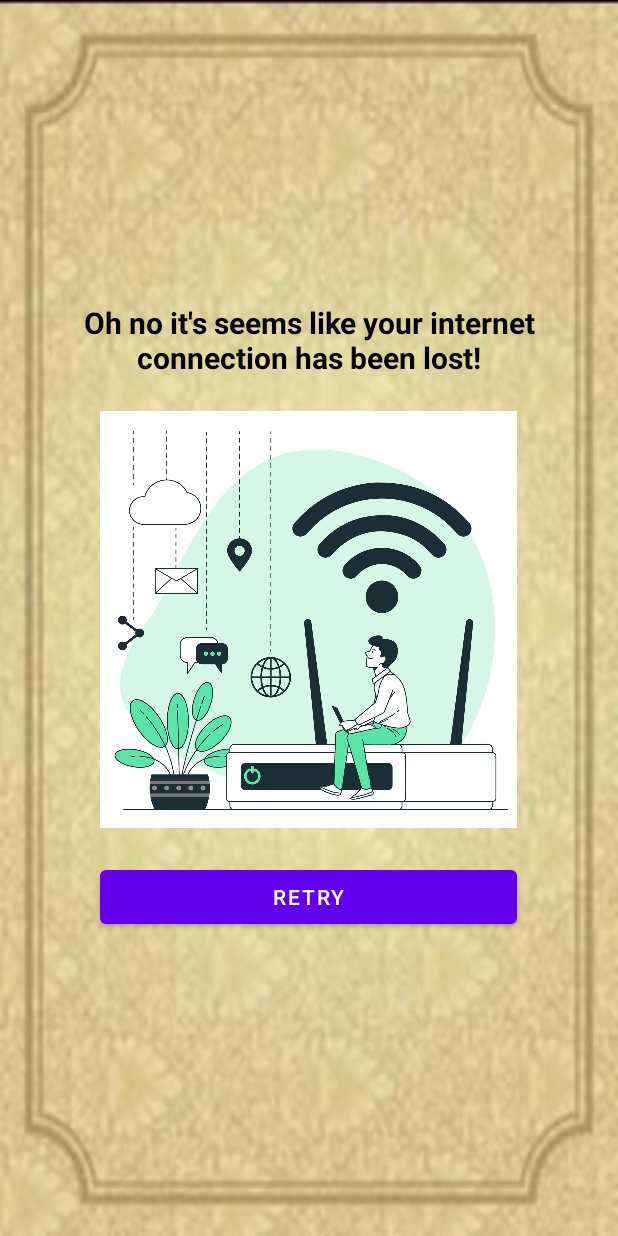
After one commit to oryozana/FitnessIsUs, an Android app: the layout alert_dialog_no_internet.xml on its own in the app's theme, with its tools: preview values and no code run, on a phone screen of 412 x 824 dp. The commit adds this screen. Run offline under Robolectric (Android 15) with nearby library versions, the phone set to English and light mode, and no system bars.

Commit message:
AsyncClass save process seems to fully work now. User function got some changes to help.
customAlertDialog for no internet connection added.
NetworkConnectionReceiver got changes accordingly.

Some layouts names changed.

```diff
--- a/app/src/main/java/com/example/fitnessisus/CustomMealsFragment.java
+++ b/app/src/main/java/com/example/fitnessisus/CustomMealsFragment.java
@@ -305,7 +305,7 @@ public class CustomMealsFragment extends Fragment implements View.OnClickListene
 
         Ingredient tmpIngredient = new Ingredient(ingredient);
 
-        View customAlertDialog = LayoutInflater.from(getActivity()).inflate(R.layout.ingredient_overview_alert_dialog, null);
+        View customAlertDialog = LayoutInflater.from(getActivity()).inflate(R.layout.alert_dialog_ingredient_overview, null);
         TextView tvAlertDialogIngredientName = (TextView) customAlertDialog.findViewById(R.id.tvAlertDialogIngredientName);
         tvAlertDialogIngredientName.setText("Name: " + ingredient.getName());
         TextView tvAlertDialogIngredientCalories = (TextView) customAlertDialog.findViewById(R.id.tvAlertDialogIngredientCalories);
--- a/app/src/main/java/com/example/fitnessisus/FoodSelectionFragment.java
+++ b/app/src/main/java/com/example/fitnessisus/FoodSelectionFragment.java
@@ -256,7 +256,7 @@ public class FoodSelectionFragment extends Fragment implements View.OnClickListe
 
         Ingredient tmpIngredient = new Ingredient(ingredient);
 
-        View customAlertDialog = LayoutInflater.from(getActivity()).inflate(R.layout.ingredient_overview_alert_dialog, null);
+        View customAlertDialog = LayoutInflater.from(getActivity()).inflate(R.layout.alert_dialog_ingredient_overview, null);
         TextView tvAlertDialogIngredientName = (TextView) customAlertDialog.findViewById(R.id.tvAlertDialogIngredientName);
         tvAlertDialogIngredientName.setText("Name: " + ingredient.getName());
         TextView tvAlertDialogIngredientCalories = (TextView) customAlertDialog.findViewById(R.id.tvAlertDialogIngredientCalories);
--- a/app/src/main/java/com/example/fitnessisus/IngredientListAdapter.java
+++ b/app/src/main/java/com/example/fitnessisus/IngredientListAdapter.java
@@ -15,7 +15,7 @@ import java.util.ArrayList;
 public class IngredientListAdapter extends ArrayAdapter<Ingredient> {
 
     public IngredientListAdapter(Context context, ArrayList<Ingredient> ingredients){
-        super(context, R.layout.basic_ingredient_list_view, ingredients);
+        super(context, R.layout.list_view_basic_ingredient, ingredients);
     }
 
     @NonNull
@@ -23,7 +23,7 @@ public class IngredientListAdapter extends ArrayAdapter<Ingredient> {
     public View getView(int position, @NonNull View convertView, @NonNull ViewGroup parent){
         Ingredient ingredient = getItem(position);
         if(convertView == null)
-            convertView = LayoutInflater.from(getContext()).inflate(R.layout.basic_ingredient_list_view, parent, false);
+            convertView = LayoutInflater.from(getContext()).inflate(R.layout.list_view_basic_ingredient, parent, false);
 
         ImageView civIngredientImage = convertView.findViewById(R.id.civIngredientImage);
         TextView tvIngredientName = convertView.findViewById(R.id.tvListIngredientName);
--- a/app/src/main/java/com/example/fitnessisus/MealCirclesListAdapter.java
+++ b/app/src/main/java/com/example/fitnessisus/MealCirclesListAdapter.java
@@ -5,7 +5,6 @@ import android.view.LayoutInflater;
 import android.view.View;
 import android.view.ViewGroup;
 import android.widget.ArrayAdapter;
-import android.widget.ImageButton;
 import android.widget.TextView;
 
 import androidx.annotation.NonNull;
@@ -14,7 +13,7 @@ import java.util.ArrayList;
 
 public class MealCirclesListAdapter extends ArrayAdapter<Meal> {
     public MealCirclesListAdapter(Context context, ArrayList<Meal> meals){
-        super(context, R.layout.circles_meal_list_view, meals);
+        super(context, R.layout.list_view_circles_meal, meals);
     }
 
     @NonNull
@@ -22,7 +21,7 @@ public class MealCirclesListAdapter extends ArrayAdapter<Meal> {
     public View getView(int position, @NonNull View convertView, @NonNull ViewGroup parent){
         Meal meal = getItem(position);
         if(convertView == null)
-            convertView = LayoutInflater.from(getContext()).inflate(R.layout.circles_meal_list_view, parent, false);
+            convertView = LayoutInflater.from(getContext()).inflate(R.layout.list_view_circles_meal, parent, false);
 
         TextView tvMealName = convertView.findViewById(R.id.tvCircleListMealName);
         TextView tvMealDescription = convertView.findViewById(R.id.tvCircleListMealDescription);
--- a/app/src/main/java/com/example/fitnessisus/MealListAdapter.java
+++ b/app/src/main/java/com/example/fitnessisus/MealListAdapter.java
@@ -13,7 +13,7 @@ import java.util.ArrayList;
 
 public class MealListAdapter extends ArrayAdapter<Meal> {
     public MealListAdapter(Context context, ArrayList<Meal> meals){
-        super(context, R.layout.basic_meal_list_view, meals);
+        super(context, R.layout.list_view_basic_meal, meals);
     }
 
     @NonNull
@@ -21,7 +21,7 @@ public class MealListAdapter extends ArrayAdapter<Meal> {
     public View getView(int position, @NonNull View convertView, @NonNull ViewGroup parent){
         Meal meal = getItem(position);
         if(convertView == null)
-            convertView = LayoutInflater.from(getContext()).inflate(R.layout.basic_meal_list_view, parent, false);
+            convertView = LayoutInflater.from(getContext()).inflate(R.layout.list_view_basic_meal, parent, false);
 
         TextView tvMealName = convertView.findViewById(R.id.tvListMealName);
         TextView tvMealDescription = convertView.findViewById(R.id.tvListMealDescription);
--- a/app/src/main/java/com/example/fitnessisus/MealOverviewFragment.java
+++ b/app/src/main/java/com/example/fitnessisus/MealOverviewFragment.java
@@ -139,7 +139,7 @@ public class MealOverviewFragment extends Fragment implements View.OnClickListen
 
         Ingredient tmpIngredient = new Ingredient(ingredient);
 
-        View customAlertDialog = LayoutInflater.from(getActivity()).inflate(R.layout.ingredient_overview_alert_dialog, null);
+        View customAlertDialog = LayoutInflater.from(getActivity()).inflate(R.layout.alert_dialog_ingredient_overview, null);
         TextView tvAlertDialogIngredientName = (TextView) customAlertDialog.findViewById(R.id.tvAlertDialogIngredientName);
         tvAlertDialogIngredientName.setText("Name: " + ingredient.getName());
         TextView tvAlertDialogIngredientCalories = (TextView) customAlertDialog.findViewById(R.id.tvAlertDialogIngredientCalories);
--- /dev/null
+++ b/app/src/main/res/layout/alert_dialog_no_internet.xml
@@ -0,0 +1,33 @@
+<?xml version="1.0" encoding="utf-8"?>
+<LinearLayout xmlns:android="http://schemas.android.com/apk/res/android"
+    xmlns:app="http://schemas.android.com/apk/res-auto"
+    android:orientation="vertical"
+    android:layout_width="match_parent"
+    android:layout_height="match_parent"
+    android:background="@drawable/ingredient_custom_alert_dialog_background"
+    android:gravity="center">
+
+    <TextView
+        android:layout_width="150pt"
+        android:layout_height="wrap_content"
+        android:textColor="@color/black"
+        android:textSize="9pt"
+        android:textStyle="bold"
+        android:gravity="center"
+        android:layout_marginTop="25pt"
+        android:text="Oh no it's seems like your internet connection has been lost!" />
+
+    <ImageView
+        android:layout_width="125pt"
+        android:layout_height="125pt"
+        android:layout_marginTop="10pt"
+        android:layout_marginBottom="10pt"
+        app:srcCompat="@drawable/no_internet" />
+
+    <Button
+        android:id="@+id/btRecheckInternetConnectionStatus"
+        android:layout_width="125pt"
+        android:layout_height="wrap_content"
+        android:layout_marginBottom="25pt"
+        android:text="Retry" />
+</LinearLayout>
```
Also changed, not shown: app/src/main/java/com/example/fitnessisus/LoginAndRegister.java (+1 -29 lines), app/src/main/java/com/example/fitnessisus/NetworkConnectionReceiver.java (+20 -9 lines), app/src/main/java/com/example/fitnessisus/User.java (+2 -6 lines), app/src/main/res/drawable/no_internet.jpg (added), app/src/main/res/layout/alert_dialog_ingredient_overview.xml (renamed from app/src/main/res/layout/ingredient_overview_alert_dialog.xml), app/src/main/res/layout/list_view_basic_ingredient.xml (renamed from app/src/main/res/layout/basic_ingredient_list_view.xml), app/src/main/res/layout/list_view_basic_meal.xml (renamed from app/src/main/res/layout/basic_meal_list_view.xml), app/src/main/res/layout/list_view_circles_meal.xml (renamed from app/src/main/res/layout/circles_meal_list_view.xml), 1 other file.
